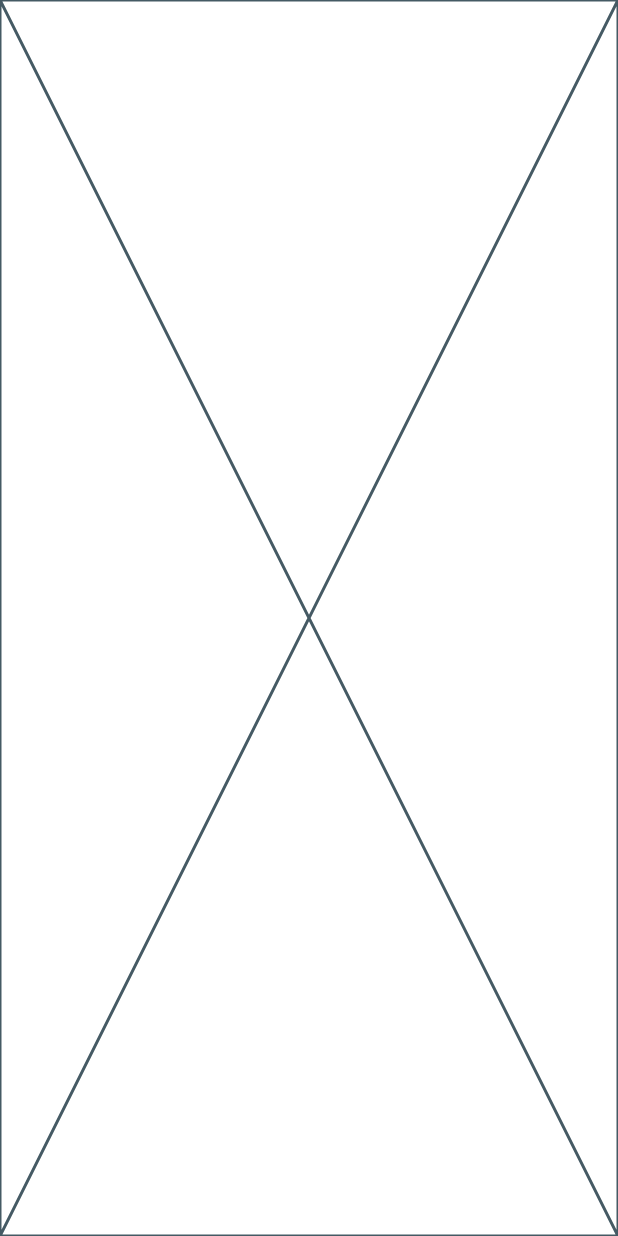
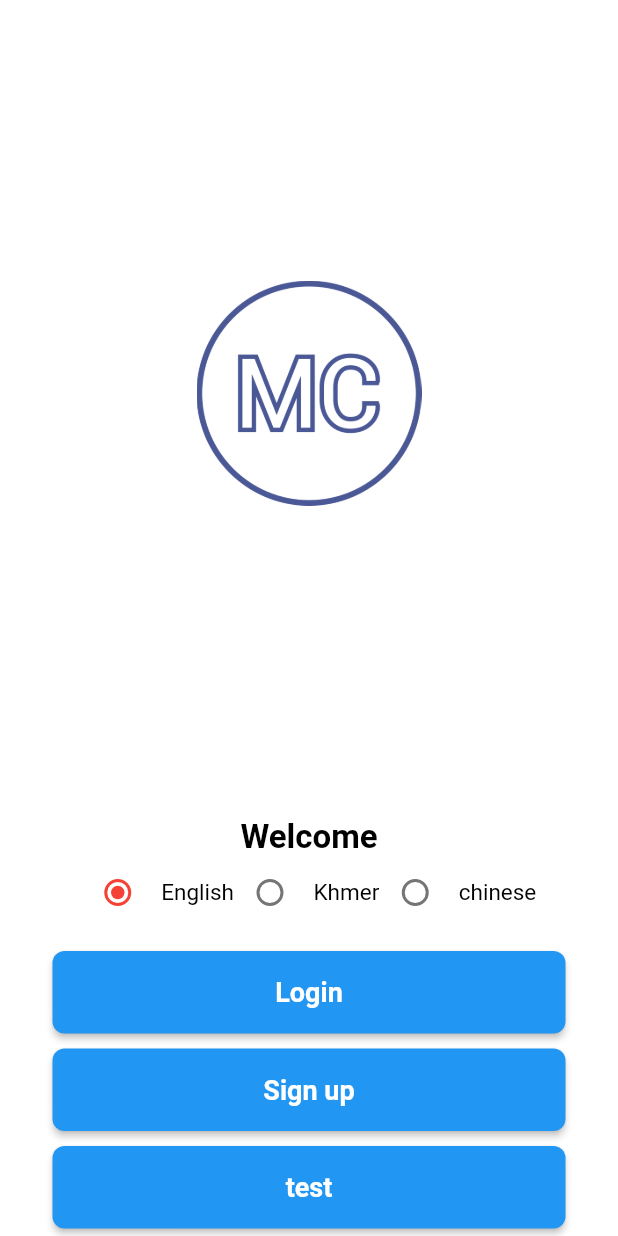
Before and after one commit to Mormputchay/mc_dragon, a Flutter app: the screen it shows after launch, on a phone screen of 412 x 824 dp. Run offline on Flutter 3.47's test engine with Material 2 defaults, Android fonts, the phone set to English and light mode, and no system bars; our stand-ins replace country_code_picker.

Commit message:
Login and Sign In

```diff
--- /dev/null
+++ b/lib/common_widget/round_button.dart
@@ -0,0 +1,25 @@
+import 'package:flutter/material.dart';
+
+class RoundButton extends StatelessWidget {
+  final String title;
+  final VoidCallback onPress;
+  const RoundButton({super.key, required this.title, required this.onPress});
+  @override
+  Widget build(BuildContext context) {
+    return Padding(
+      padding: const EdgeInsets.symmetric(horizontal: 35, vertical: 5),
+      child: MaterialButton(
+        minWidth: double.maxFinite,
+        height: 55,
+        color: Colors.blue,
+        shape: RoundedRectangleBorder(borderRadius: BorderRadius.circular(8)),
+        onPressed: onPress,
+        child: Text(
+          title,
+          style: const TextStyle(
+              fontSize: 18, color: Colors.white, fontWeight: FontWeight.bold),
+        ),
+      ),
+    );
+  }
+}
--- a/lib/main.dart
+++ b/lib/main.dart
@@ -1,7 +1,11 @@
 import 'package:flutter/material.dart';
+import 'package:flutter/services.dart';
 import 'package:mc_dragon/view/splash_screen/splash_screen.dart';
 
 void main() {
+  WidgetsFlutterBinding.ensureInitialized();
+  SystemChrome.setPreferredOrientations(
+      [DeviceOrientation.portraitUp, DeviceOrientation.portraitDown]);
   runApp(const MyApp());
 }
 
@@ -16,7 +20,7 @@
       debugShowCheckedModeBanner: false,
       theme: ThemeData(
         colorScheme: ColorScheme.fromSeed(seedColor: Colors.deepPurple),
-        useMaterial3: true,
+        //useMaterial3: true,
       ),
       home: const SplashScreen(),
     );
--- a/lib/view/on_boarding_view/on_boarding_view.dart
+++ /dev/null
@@ -1,14 +0,0 @@
-import 'package:flutter/material.dart';
-
-class OnBoardingView extends StatefulWidget {
-  const OnBoardingView({super.key});
-  @override
-  State<OnBoardingView> createState() => _OnBoardingViewState();
-}
-
-class _OnBoardingViewState extends State<OnBoardingView> {
-  @override
-  Widget build(BuildContext context) {
-    return const Placeholder();
-  }
-}
--- a/lib/view/splash_screen/splash_screen.dart
+++ b/lib/view/splash_screen/splash_screen.dart
@@ -1,5 +1,5 @@
 import 'package:flutter/material.dart';
-import 'package:mc_dragon/view/on_boarding_view/on_boarding_view.dart';
+import 'package:mc_dragon/view/welcome_screen/welcome_screen.dart';
 
 class SplashScreen extends StatefulWidget {
   const SplashScreen({super.key});
@@ -19,12 +19,13 @@
   void goWelcomePage() async {
     await Future.delayed(const Duration(seconds: 1));
     Navigator.push(
-        context, MaterialPageRoute(builder: (context) => OnBoardingView()));
+        context, MaterialPageRoute(builder: (context) => WelcomeScreen()));
   }
 
   @override
   Widget build(BuildContext context) {
     return Scaffold(
+      resizeToAvoidBottomInset: false,
       body: Stack(
         fit: StackFit.expand,
         children: [
--- /dev/null
+++ b/lib/view/welcome_screen/welcome_screen.dart
@@ -0,0 +1,125 @@
+import 'package:flutter/material.dart';
+import 'package:mc_dragon/common_widget/round_button.dart';
+import 'package:mc_dragon/view/auto_screen/login_screen.dart';
+import 'package:mc_dragon/view/auto_screen/sign_up_screen.dart';
+
+class WelcomeScreen extends StatefulWidget {
+  const WelcomeScreen({super.key});
+  @override
+  State<WelcomeScreen> createState() => _WelcomeScreenState();
+}
+
+class _WelcomeScreenState extends State<WelcomeScreen> {
+  int _value = 1;
+  @override
+  Widget build(BuildContext context) {
+    var media = MediaQuery.of(context).size;
+    return Scaffold(
+      resizeToAvoidBottomInset: false,
+      backgroundColor: Colors.white,
+      body: SafeArea(
+        child: Center(
+          child: Column(
+            children: [
+              Expanded(
+                child: Image.asset(
+                  'assets/image/mc.png',
+                  width: 150,
+                  height: 150,
+                ),
+              ),
+              SizedBox(
+                height: media.width * 0.05,
+              ),
+              const Text(
+                "Welcome",
+                style: TextStyle(
+                    fontSize: 22,
+                    color: Colors.black,
+                    fontWeight: FontWeight.bold),
+              ),
+              Row(
+                crossAxisAlignment: CrossAxisAlignment.center,
+                mainAxisAlignment: MainAxisAlignment.center,
+                children: [
+                  Row(
+                    children: [
+                      Radio(
+                          value: 1,
+                          activeColor: Colors.red,
+                          groupValue: _value,
+                          onChanged: (value) {
+                            setState(() {
+                              _value = value!;
+                            });
+                          }),
+                      const SizedBox(
+                        width: 5,
+                      ),
+                      const Text(
+                        "English",
+                        style: TextStyle(fontSize: 15, color: Colors.black),
+                      ),
+                      Radio(
+                          value: 2,
+                          activeColor: Colors.red,
+                          groupValue: _value,
+                          onChanged: (value) {
+                            setState(() {
+                              _value = value!;
+                            });
+                          }),
+                      const SizedBox(
+                        width: 5,
+                      ),
+                      const Text(
+                        "Khmer",
+                        style: TextStyle(fontSize: 15, color: Colors.black),
+                      ),
+                      Radio(
+                          value: 3,
+                          activeColor: Colors.red,
+                          groupValue: _value,
+                          onChanged: (value) {
+                            setState(() {
+                              _value = value!;
+                            });
+                          }),
+                      const SizedBox(
+                        width: 5,
+                      ),
+                      const Text(
+                        "chinese",
+                        style: TextStyle(fontSize: 15, color: Colors.black),
+                      ),
+                    ],
+                  )
+                ],
+              ),
+              const SizedBox(
+                height: 10,
+              ),
+              RoundButton(
+                  title: "Login",
+                  onPress: () {
+                    Navigator.push(
+                        context,
+                        MaterialPageRoute(
+                            builder: (context) => const LoginScreen()));
+                  }),
+              RoundButton(
+                  title: "Sign up",
+                  onPress: () {
+                    Navigator.push(
+                        context,
+                        MaterialPageRoute(
+                            builder: (context) => const SignUpScreen()));
+                  }),
+              RoundButton(title: "test", onPress: () {})
+            ],
+          ),
+        ),
+      ),
+    );
+  }
+}
--- a/pubspec.yaml
+++ b/pubspec.yaml
@@ -37,6 +37,9 @@
   cupertino_icons: ^1.0.2
   animated_splash_screen: ^1.3.0
   page_transition: ^2.0.9
+  country_code_picker: ^3.0.0
+
+
 
 dev_dependencies:
   flutter_test:
```
Also changed, not shown: lib/common_widget/round_phone.dart (added, +58 -0 lines), lib/view/auto_screen/login_screen.dart (added, +50 -0 lines), lib/view/auto_screen/sign_up_screen.dart (added, +51 -0 lines), pubspec.lock.
